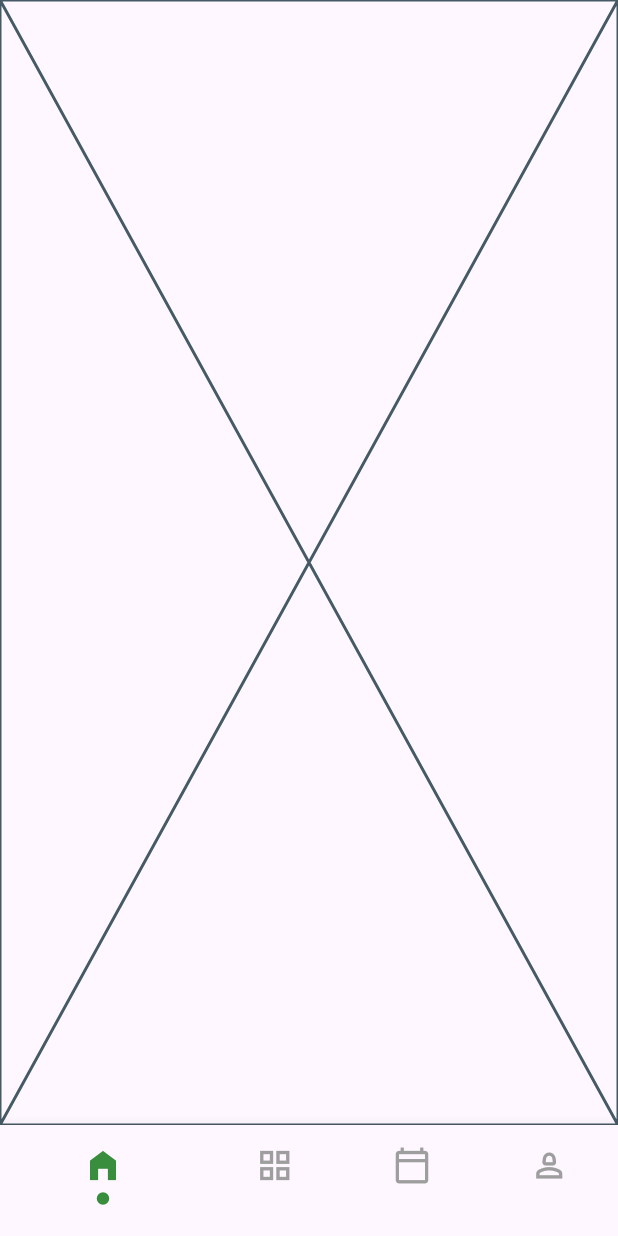
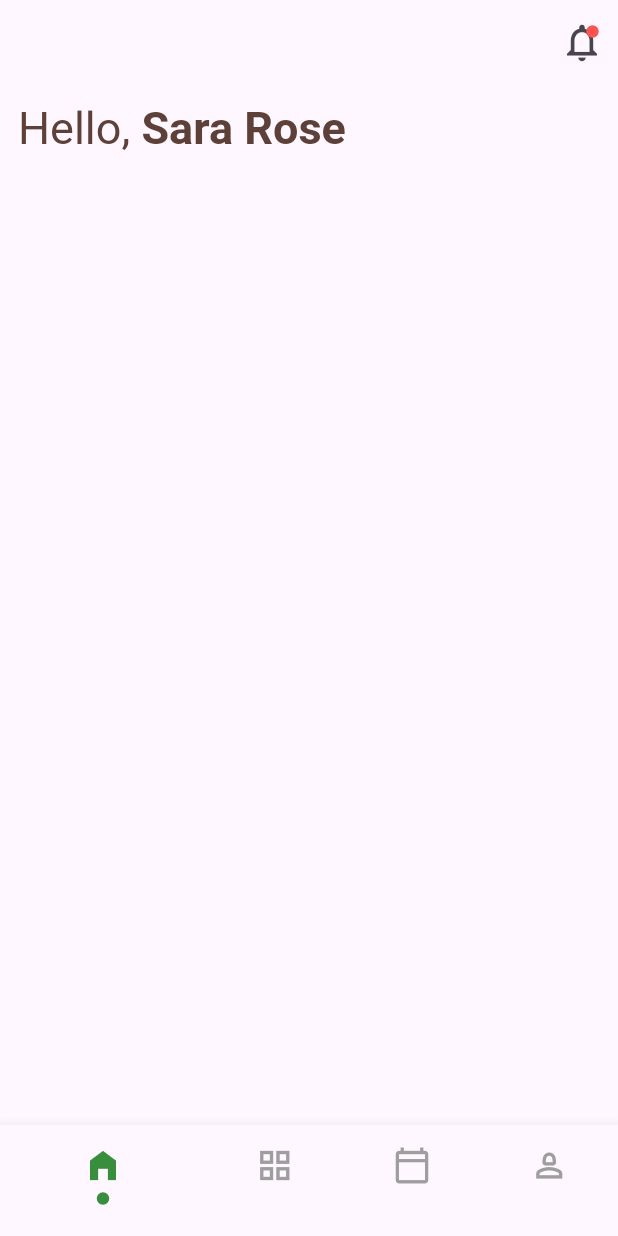
Before and after one commit to mrthnby/fitness_app_design, a Flutter app: the screen it shows after launch, on a phone screen of 412 x 824 dp. Run offline on Flutter 3.47's test engine with Material 2 defaults, Android fonts, the light colour scheme and no system bars.

Commit message:
HomeViews AppBar designed

```diff
--- a/lib/main.dart
+++ b/lib/main.dart
@@ -1,4 +1,5 @@
 import 'package:flutter/material.dart';
+import 'package:heroapps_demo/product/constants/app_contants.dart';
 import 'package:heroapps_demo/view/main/view/main_view.dart';
 
 void main() {
@@ -17,6 +18,9 @@ class MyApp extends StatelessWidget {
         colorScheme: ColorScheme.fromSeed(seedColor: Colors.deepPurple),
         useMaterial3: true,
       ),
-        home: const MainView());
+      home: const MainView(
+        pages: AppConstants.pages,
+      ),
+    );
   }
 }
--- /dev/null
+++ b/lib/product/constants/app_contants.dart
@@ -0,0 +1,14 @@
+import 'package:flutter/material.dart';
+import 'package:heroapps_demo/view/home/view/home_view.dart';
+import 'package:heroapps_demo/view/profile/view/profile_view.dart';
+
+abstract class AppConstants {
+  static const List<Widget> pages = [
+    HomeView(),
+    ProfileView(),
+    HomeView(),
+    ProfileView(),
+  ];
+
+  static const EdgeInsets pagePadding = EdgeInsets.all(12);
+}
--- /dev/null
+++ b/lib/product/widgets/icon/notification_bell.dart
@@ -0,0 +1,29 @@
+import 'package:flutter/material.dart';
+
+class NotificationBell extends StatelessWidget {
+  const NotificationBell({required this.hasNotification, super.key});
+  final bool hasNotification;
+
+  @override
+  Widget build(BuildContext context) {
+    return Stack(
+      children: [
+        const Icon(
+          Icons.notifications_outlined,
+          size: 30,
+        ),
+        hasNotification
+            ? const Positioned(
+                right: 3,
+                top: 3,
+                child: Icon(
+                  Icons.brightness_1,
+                  size: 10.0,
+                  color: Colors.redAccent,
+                ),
+              )
+            : const SizedBox.shrink()
+      ],
+    );
+  }
+}
--- /dev/null
+++ b/lib/product/widgets/text/custom_hello_text.dart
@@ -0,0 +1,31 @@
+import 'package:flutter/material.dart';
+
+class CustomHelloText extends StatelessWidget {
+  const CustomHelloText({required this.name, super.key});
+  final String name;
+
+  @override
+  Widget build(BuildContext context) {
+    return RichText(
+      text: TextSpan(
+        children: [
+          TextSpan(
+            text: 'Hello, ',
+            style: TextStyle(
+              color: Colors.brown.shade700,
+              fontSize: 30,
+            ),
+          ),
+          TextSpan(
+            text: name,
+            style: TextStyle(
+              color: Colors.brown.shade700,
+              fontSize: 30,
+              fontWeight: FontWeight.bold,
+            ),
+          )
+        ],
+      ),
+    );
+  }
+}
--- /dev/null
+++ b/lib/view/home/view/home_view.dart
@@ -0,0 +1,33 @@
+import 'package:flutter/material.dart';
+import 'package:heroapps_demo/product/widgets/icon/notification_bell.dart';
+import 'package:heroapps_demo/product/constants/app_contants.dart';
+import 'package:heroapps_demo/product/widgets/text/custom_hello_text.dart';
+
+class HomeView extends StatefulWidget {
+  const HomeView({super.key});
+
+  @override
+  State<HomeView> createState() => _HomeViewState();
+}
+
+class _HomeViewState extends State<HomeView> {
+  @override
+  Widget build(BuildContext context) {
+    return Scaffold(
+      appBar: AppBar(
+        actions: [
+          IconButton(
+            onPressed: () {},
+            icon: const NotificationBell(hasNotification: true),
+          )
+        ],
+      ),
+      body: ListView(
+        padding: AppConstants.pagePadding,
+        children: const [
+          CustomHelloText(name: 'Sara Rose'),
+        ],
+      ),
+    );
+  }
+}
--- a/lib/view/main/view/main_view.dart
+++ b/lib/view/main/view/main_view.dart
@@ -1,8 +1,8 @@
 import 'package:flutter/material.dart';
 
 class MainView extends StatefulWidget {
-  const MainView({super.key});
-
+  const MainView({required this.pages,super.key});
+  final List<Widget> pages;
   @override
   State<MainView> createState() => _MainViewState();
 }
@@ -15,7 +15,25 @@ class _MainViewState extends State<MainView> {
     return Scaffold(
       bottomNavigationBar: BottomNavigationBar(
         currentIndex: _currentIndex,
-        items: [
+        items: _bottomNavigationBarItems,
+        onTap: _onBottomNavBarItemTap,
+        selectedItemColor: Colors.green.shade700,
+        unselectedItemColor: Colors.grey,
+        showSelectedLabels: false,
+        iconSize: 26,
+      ),
+      body: widget.pages[_currentIndex],
+    );
+  }
+
+  void _onBottomNavBarItemTap(selectedTabIndex) {
+    setState(() {
+      _currentIndex = selectedTabIndex;
+    });
+  }
+
+  List<BottomNavigationBarItem> get _bottomNavigationBarItems {
+    return [
       BottomNavigationBarItem(
         icon: Column(
           children: [const Icon(Icons.home_filled), _showDotIndicator(0)],
@@ -42,26 +60,11 @@ class _MainViewState extends State<MainView> {
       ),
       BottomNavigationBarItem(
         icon: Column(
-              children: [
-                const Icon(Icons.person_2_outlined),
-                _showDotIndicator(3)
-              ],
+          children: [const Icon(Icons.person_2_outlined), _showDotIndicator(3)],
         ),
         label: 'profile',
       ),
-        ],
-        onTap: (selectedTabIndex) {
-          setState(() {
-            _currentIndex = selectedTabIndex;
-          });
-        },
-        selectedItemColor: Colors.green.shade700,
-        unselectedItemColor: Colors.grey,
-        showSelectedLabels: false,
-        iconSize: 26,
-      ),
-      body: const Placeholder(),
-    );
+    ];
   }
 
   Widget _showDotIndicator(int index) {
--- /dev/null
+++ b/lib/view/profile/view/profile_view.dart
@@ -0,0 +1,15 @@
+import 'package:flutter/material.dart';
+
+class ProfileView extends StatefulWidget {
+  const ProfileView({super.key});
+
+  @override
+  State<ProfileView> createState() => _ProfileViewState();
+}
+
+class _ProfileViewState extends State<ProfileView> {
+  @override
+  Widget build(BuildContext context) {
+    return const Placeholder();
+  }
+}
```
Lines whose indentation alone changed are shown as unchanged.
